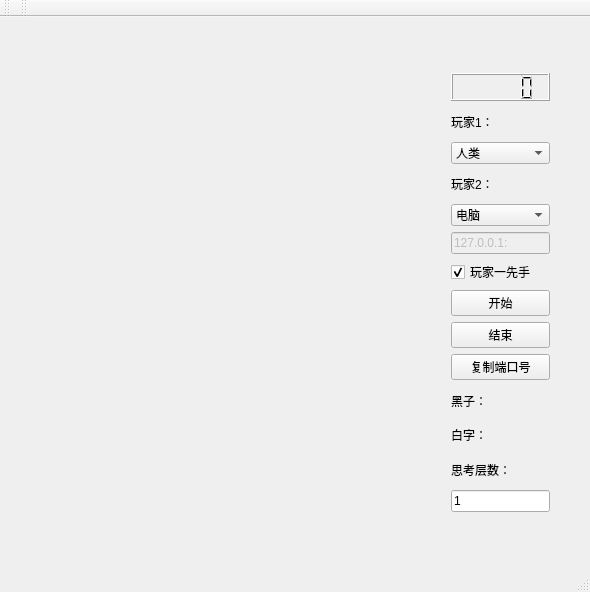
Before: the Qt Designer form mainwindow.ui in hongwen000/Reversi, drawn with Qt 5.
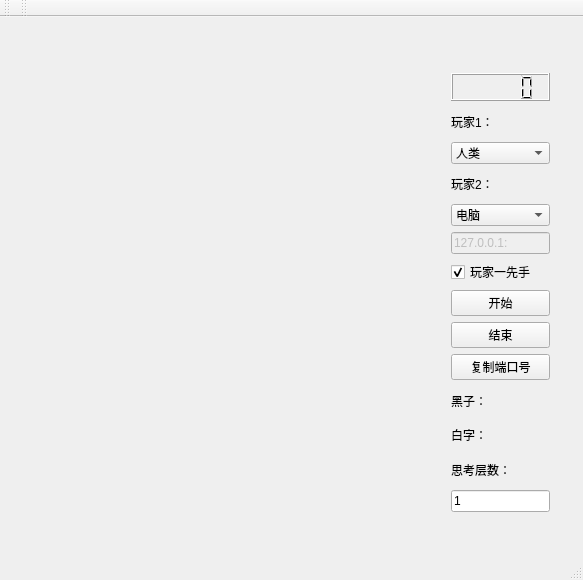
After: the same form once the commit is applied.

```diff
--- a/mainwindow.ui
+++ b/mainwindow.ui
@@ -6,8 +6,8 @@
    <rect>
     <x>0</x>
     <y>0</y>
-    <width>590</width>
-    <height>592</height>
+    <width>583</width>
+    <height>580</height>
    </rect>
   </property>
   <property name="windowTitle">
```
Left out of the diff: 4 changed lines with no effect on the pictures.
